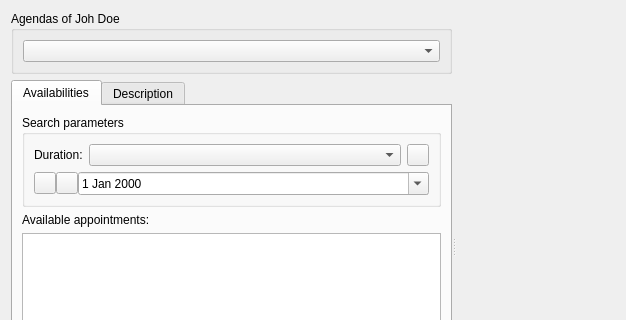
This is plugins/agendaplugin/usercalendarviewer.ui in FreeHealth/freehealth as Qt 5 draws it before an edit; both pictures show x 0 to 626 and y 0 to 320 of the 626 by 492 pixel window. The edited form follows.
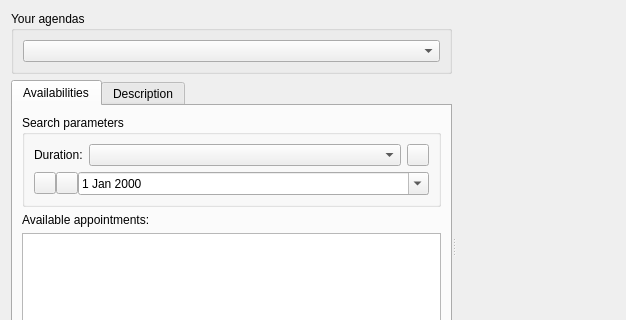
This is the edited form. Custom widgets are drawn as their Qt base class.

Patch:
```diff
--- a/plugins/agendaplugin/usercalendarviewer.ui
+++ b/plugins/agendaplugin/usercalendarviewer.ui
@@ -24,7 +24,7 @@
        <item>
         <widget class="QGroupBox" name="availableAgendasGroup">
          <property name="title">
-          <string notr="true">Agendas of Joh Doe</string>
+          <string notr="true">Your agendas</string>
          </property>
          <layout class="QGridLayout" name="gridLayout_2">
           <item row="0" column="0">
```
